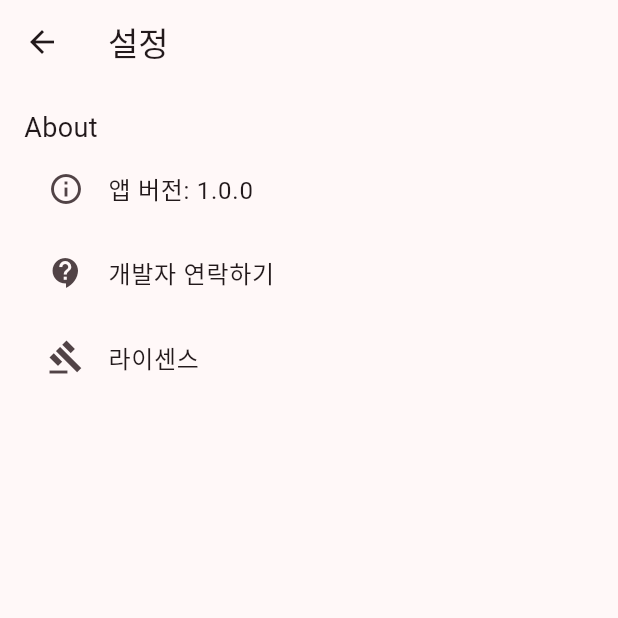
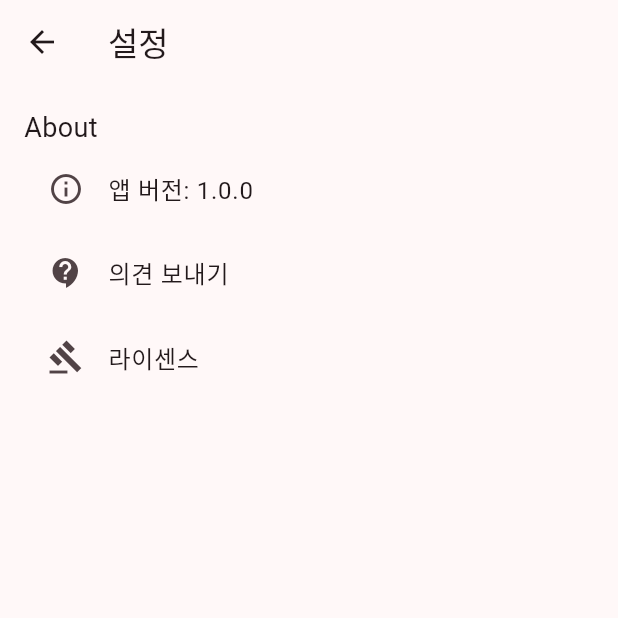
Before and after one commit to MontyCoder0701/pole-app, a Flutter app: the SettingsPage screen opened directly, on a phone screen of 412 x 824 dp, the top half of it. Run offline on Flutter 3.47's test engine with Material 3 defaults, Android fonts, the phone set to English and light mode, and no system bars; our stand-ins replace flutter_riverpod, package_info_plus, video_player; missing offline and left inert: photo_manager.

Commit message:
fix: 글 수정

```diff
--- a/lib/views/settings.page.dart
+++ b/lib/views/settings.page.dart
@@ -72,7 +72,7 @@ class SettingsPage extends StatelessWidget {
           ),
           ListTile(
             leading: const Icon(Icons.contact_support),
-            title: const Text('개발자 연락하기'),
+            title: const Text('의견 보내기'),
             onTap: () {},
           ),
           ListTile(
```
